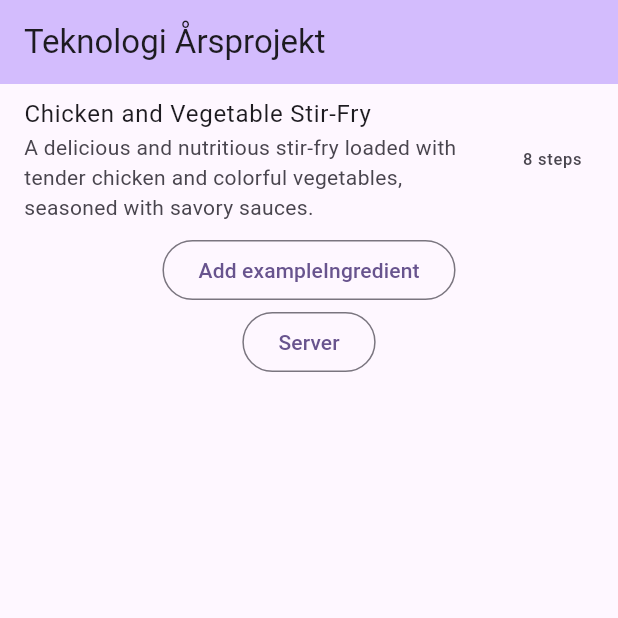
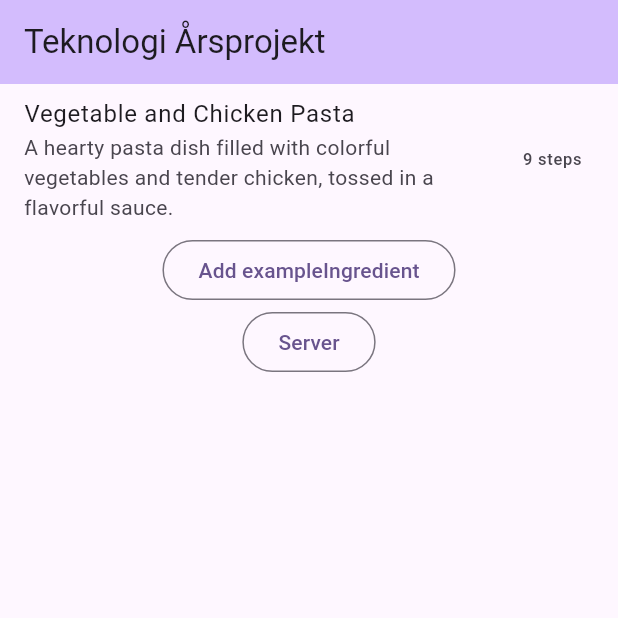
Before and after one commit to toke-dk/mad_app_eksamensprojekt, a Flutter app: the screen it shows after launch, on a phone screen of 412 x 824 dp, the top half of it. Run offline on Flutter 3.47's test engine with Material 3 defaults, Android fonts, the phone set to English and light mode, and no system bars; missing offline and left inert: dart_openai.

Commit message:
changed the example recipe

```diff
--- a/lib/shared/recipe_examples.dart
+++ b/lib/shared/recipe_examples.dart
@@ -1,33 +1,31 @@
 final List<Map<String, dynamic>> recipeExamples = [
   {
-    "name": "Chicken and Vegetable Stir-Fry",
-    "description":
-        "A delicious and nutritious stir-fry loaded with tender chicken and colorful vegetables, seasoned with savory sauces.",
-    "durationInMins": 30,
+    "name": "Vegetable and Chicken Pasta",
+    "description": "A hearty pasta dish filled with colorful vegetables and tender chicken, tossed in a flavorful sauce.",
+    "durationInMins": 40,
     "ingredientsForRecipe": [
       "Kyllingebrystfileter (500g)",
       "Broccolibuketter (400g)",
       "Blomkålsbuketter (400g)",
-      "Rød peberfrugt (1)",
-      "Gul peberfrugt (1)",
-      "Orange peberfrugt (1)",
-      "Gulerødder (1 kop skiver)",
+      "Gulerødder i skiver (1 kg)",
+      "Spinatblade (400g)",
+      "Peberfrugter i forskellige farver (500g)",
+      "Tomater (1 kg)",
       "Løg (1 stk)",
-      "Hvidløgsfed (4 stk)",
-      "Vegetabilsk olie (2 spiseskefulde)",
-      "Soya sauce (1/4 kop)",
-      "Østers sauce (2 spiseskefulde, valgfrit)",
-      "Majsstivelse (2 spiseskefulde)"
+      "Kartofler (1.5 kg)",
+      "Færdiglavet pastasauce (400g)",
+      "Pasta (500g)"
     ],
     "instructions": [
-      "Prepare the chicken by cutting it into thin strips and seasoning with salt and pepper.",
-      "Heat vegetable oil in a large skillet or wok over medium-high heat. Add the chicken strips and cook until browned and cooked through. Remove chicken and set aside.",
-      "In the same skillet, add more oil if needed. Add minced garlic and sliced onion, cook until softened.",
-      "Add broccoli, cauliflower, bell peppers, and carrots. Stir-fry until vegetables are tender-crisp.",
-      "Return cooked chicken to the skillet with the vegetables.",
-      "Mix soy sauce and oyster sauce (if using), pour over chicken and vegetables.",
-      "Stir in cornstarch mixture and cook until sauce thickens.",
-      "Serve hot over cooked rice or noodles."
+      "Bring a large pot of salted water to a boil. Cook pasta according to package instructions until al dente. Drain and set aside.",
+      "Meanwhile, prepare the chicken by cutting it into bite-sized pieces and seasoning with salt and pepper.",
+      "In a large skillet, heat olive oil over medium heat. Add chicken pieces and cook until browned and cooked through. Remove from skillet and set aside.",
+      "In the same skillet, add more olive oil if needed. Add minced garlic and sliced onion, cook until softened.",
+      "Add broccoli, cauliflower, carrots, and bell peppers. Sauté until vegetables are tender.",
+      "Stir in spinach and chopped tomatoes. Cook until spinach is wilted and tomatoes are softened.",
+      "Return cooked chicken to the skillet. Pour in the pasta sauce and stir until everything is heated through.",
+      "Add cooked pasta to the skillet and toss until well coated with the sauce and ingredients.",
+      "Serve hot, garnished with grated Parmesan cheese if desired."
     ],
     "ingredientsToBuy": [
       {
@@ -45,6 +43,20 @@ final List<Map<String, dynamic>> recipeExamples = [
         "category": "Grøntsager"
       },
       {
+        "name": "Gulerødder i skiver",
+        "quantity": 1.0,
+        "unit": "kg",
+        "price": 14.39,
+        "category": "Grøntsager"
+      },
+      {
+        "name": "Spinatblade",
+        "quantity": 0.4,
+        "unit": "kg",
+        "price": 13.95,
+        "category": "Grøntsager"
+      },
+      {
         "name": "Peberfrugter i forskellige farver",
         "quantity": 0.5,
         "unit": "kg",
@@ -52,10 +64,10 @@ final List<Map<String, dynamic>> recipeExamples = [
         "category": "Grøntsager"
       },
       {
-        "name": "Gulerødder i skiver",
+        "name": "Tomater",
         "quantity": 1.0,
         "unit": "kg",
-        "price": 14.39,
+        "price": 12.95,
         "category": "Grøntsager"
       },
       {
@@ -66,6 +78,13 @@ final List<Map<String, dynamic>> recipeExamples = [
         "category": "Grøntsager"
       },
       {
+        "name": "Kartofler",
+        "quantity": 1.5,
+        "unit": "kg",
+        "price": 5.95,
+        "category": "Grøntsager"
+      },
+      {
         "name": "Kyllingebrystfilet",
         "quantity": 0.5,
         "unit": "kg",
@@ -73,31 +92,17 @@ final List<Map<String, dynamic>> recipeExamples = [
         "category": "Kød & Fjerkræ"
       },
       {
-        "name": "Soy sauce",
-        "quantity": 0.25,
-        "unit": "l",
-        "price": 22.0,
+        "name": "Færdiglavet pastasauce",
+        "quantity": 400,
+        "unit": "g",
+        "price": 14.95,
         "category": "Kolonial"
       },
       {
-        "name": "Vegetable oil",
-        "quantity": 1.0,
-        "unit": "l",
-        "price": 14.0,
-        "category": "Kolonial"
-      },
-      {
-        "name": "Cornstarch",
-        "quantity": 500,
-        "unit": "g",
-        "price": 10.0,
-        "category": "Kolonial"
-      },
-      {
-        "name": "Oyster sauce",
-        "quantity": 250,
-        "unit": "ml",
-        "price": 15.0,
+        "name": "Pasta",
+        "quantity": 0.5,
+        "unit": "kg",
+        "price": 3.95,
         "category": "Kolonial"
       }
     ]
```
